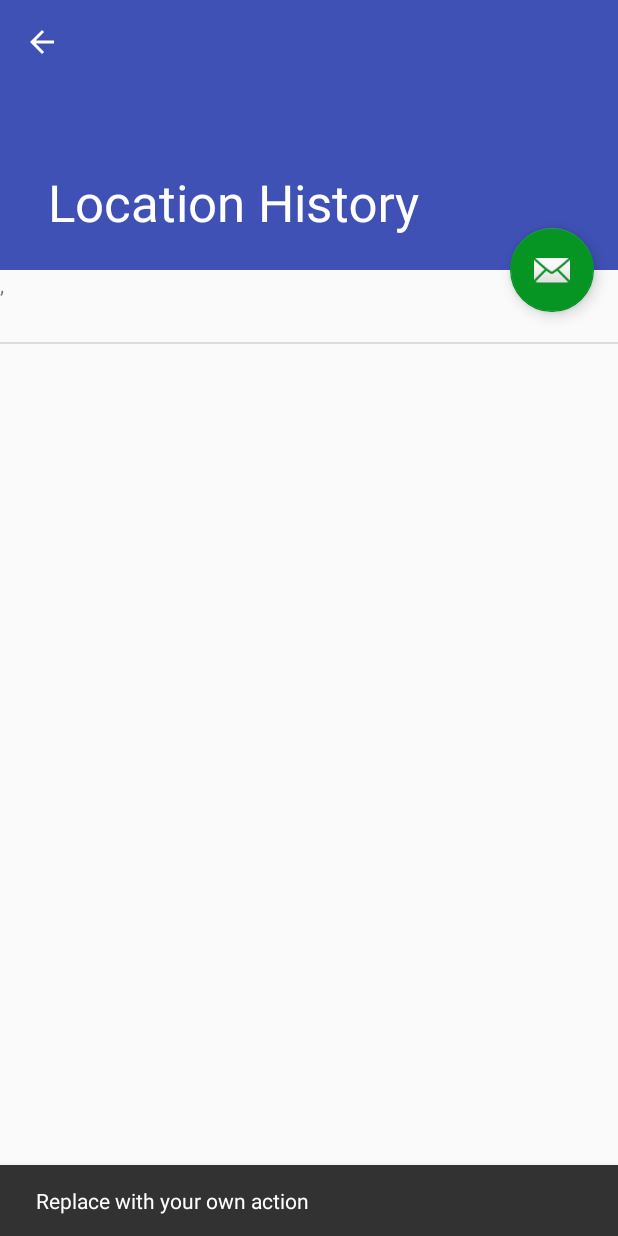
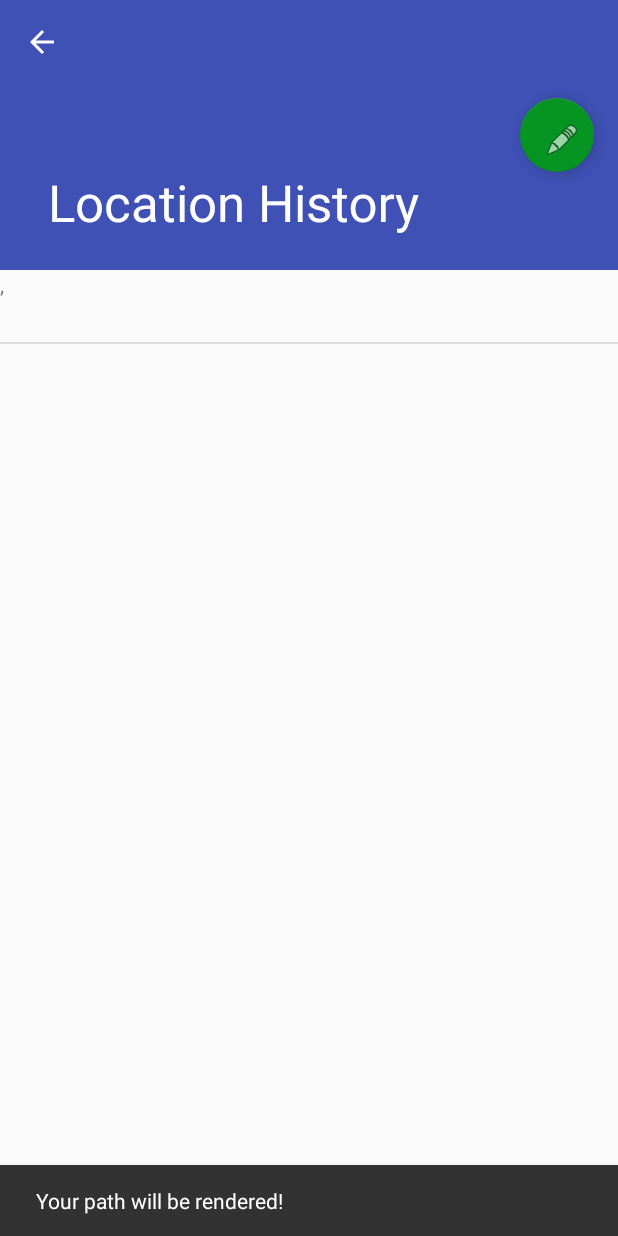
Before and after one commit to RyanRSharpe/Mountain-Madness-2k18, an Android app: the historyActivity screen opened directly, with no data from a screen before it, after a tap on an icon or button, on a phone screen of 412 x 824 dp. Run offline under Robolectric (Android 15) with nearby library versions, the phone set to English and light mode, and no system bars.

Commit message:
fixed stuff

```diff
--- a/mountainmadness/app/src/main/java/com/example/mountainmadness/mountainmadness/StrArr.java
+++ b/mountainmadness/app/src/main/java/com/example/mountainmadness/mountainmadness/StrArr.java
@@ -9,8 +9,9 @@ import java.util.ArrayList;
  */
 
 public class StrArr {
-    public static ArrayList strArr = new ArrayList<String>(0);
-    public static ArrayList LatLngArr = new ArrayList<LatLng>(0);
+    public static boolean render_flag = false;
+    public static ArrayList<String> strArr = new ArrayList<String>(0);
+    public static ArrayList<LatLng> LatLngArr = new ArrayList<LatLng>(0);
     //Arrays.asList("a", "b", "c", "d", "e")
     public static void addBack(String s, LatLng ll){
         if(strArr.size()==0){
--- a/mountainmadness/app/src/main/java/com/example/mountainmadness/mountainmadness/historyActivity.java
+++ b/mountainmadness/app/src/main/java/com/example/mountainmadness/mountainmadness/historyActivity.java
@@ -18,15 +18,6 @@ public class historyActivity extends AppCompatActivity {
         Toolbar toolbar = (Toolbar) findViewById(R.id.toolbar);
         setSupportActionBar(toolbar);
 
-//        ArrayList strArr = new ArrayList<String>(0);
-//        //Arrays.asList("a", "b", "c", "d", "e")
-//        for(int i=0;i<200;i++){
-//            strArr.add(Integer.toString(i));
-//        }
-//        if(StrArr.strArr.size() <200)
-//        for(int i=0;i<200;i++){
-//            StrArr.strArr.add(Integer.toString(i));
-//        }
 
         ArrayAdapter<String> adapter = new ArrayAdapter<String>(this,
                 R.layout.stock_textview, StrArr.strArr);
@@ -40,8 +31,9 @@ public class historyActivity extends AppCompatActivity {
         fab.setOnClickListener(new View.OnClickListener() {
             @Override
             public void onClick(View view) {
-                Snackbar.make(view, "Replace with your own action", Snackbar.LENGTH_LONG)
+                Snackbar.make(view, "Your path will be rendered!", Snackbar.LENGTH_LONG)
                         .setAction("Action", null).show();
+                StrArr.render_flag = true;
             }
         });
         getSupportActionBar().setDisplayHomeAsUpEnabled(true);
--- a/mountainmadness/app/src/main/res/layout/activity_history.xml
+++ b/mountainmadness/app/src/main/res/layout/activity_history.xml
@@ -39,12 +39,14 @@
     <!--android:layout_height="619dp"-->
     <android.support.design.widget.FloatingActionButton
         android:id="@+id/fab"
-        android:layout_width="wrap_content"
-        android:layout_height="wrap_content"
+        android:layout_width="49dp"
+        android:layout_height="58dp"
         android:layout_margin="@dimen/fab_margin"
-        app:layout_anchor="@id/app_bar"
-        app:layout_anchorGravity="bottom|end"
-        app:srcCompat="@android:drawable/ic_dialog_email" />
+        app:layout_anchor="@+id/app_bar"
+        app:layout_anchorGravity="right|center"
+        app:srcCompat="@android:drawable/ic_menu_edit"
+        tools:layout_editor_absoluteX="319dp"
+        tools:layout_editor_absoluteY="52dp" />
 
 
 </android.support.design.widget.CoordinatorLayout>
```
Also changed, not shown: mountainmadness/app/src/main/java/com/example/mountainmadness/mountainmadness/MapsActivity.java (+13 -11 lines), mountainmadness/app/src/main/java/com/example/mountainmadness/mountainmadness/glcActivity.java (line endings or trailing spaces).
